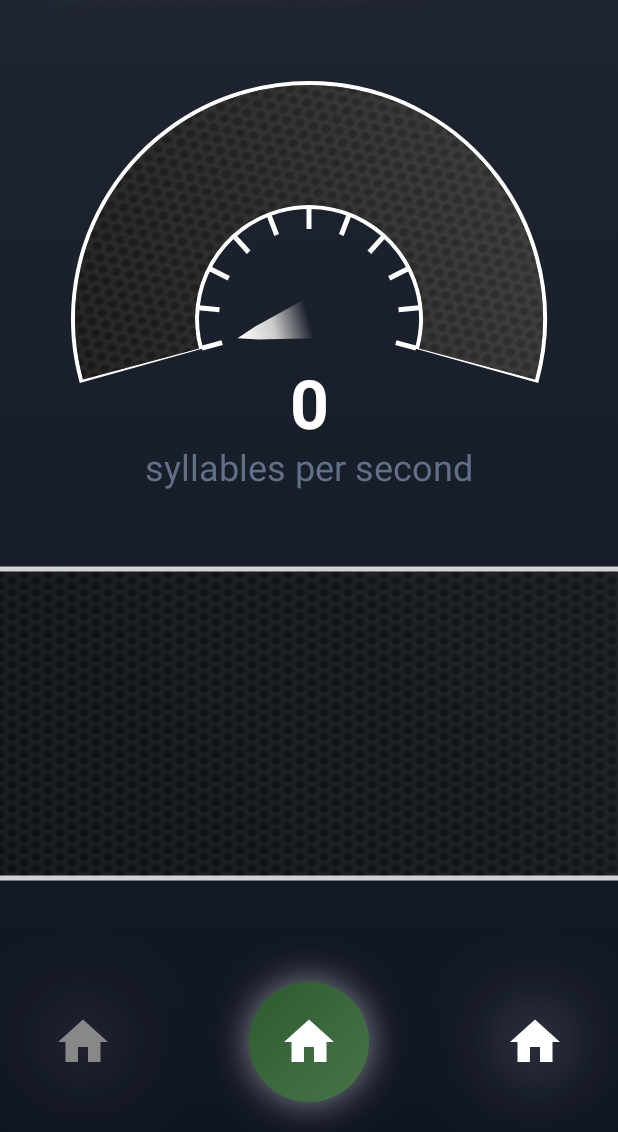
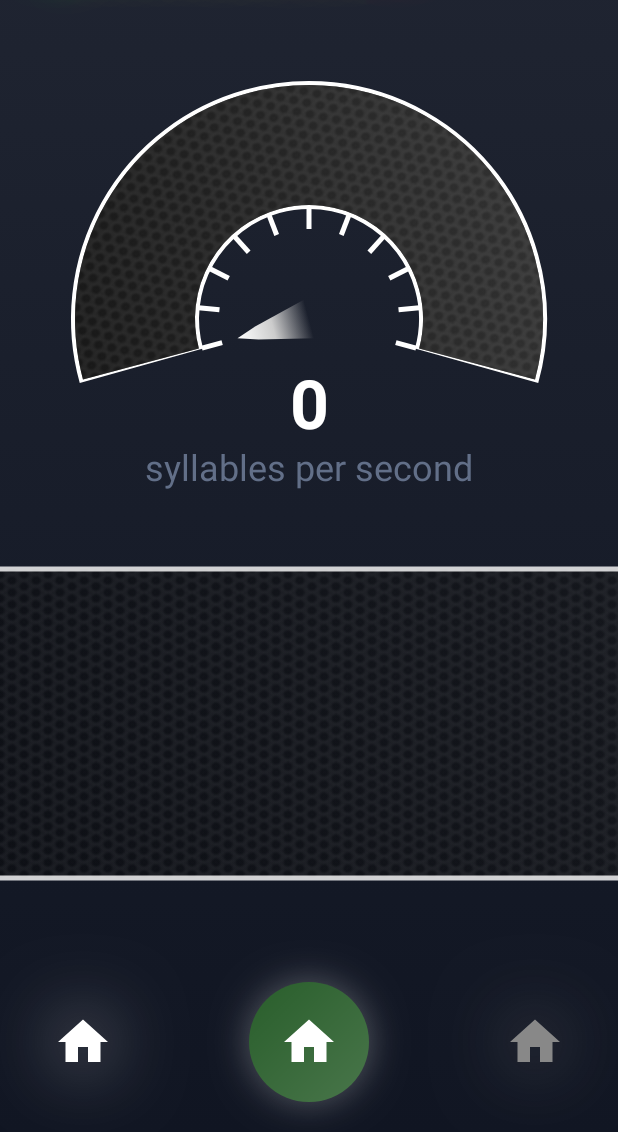
Before and after one commit to v-perfilev/TempoTalk, an Android app built with Jetpack Compose: the screen it shows after launch (MainActivity), on a phone screen of 412 x 824 dp, the part 104-1236 px from its top. Run offline under Robolectric (Android 15) with nearby library versions, the phone set to English and light mode, and no system bars; our stand-ins replace Dagger/Hilt's generated code, livedata-compose.

Commit message:
refactor: connect ViewModel with main screen buttons

```diff
--- a/app/src/main/java/com/persoff68/speechratemonitor/ui/main/MainScreen.kt
+++ b/app/src/main/java/com/persoff68/speechratemonitor/ui/main/MainScreen.kt
@@ -86,7 +86,12 @@ fun MainScreen(
                 size = 40.dp,
                 primaryColor = Color.Gray,
                 pressedColor = Color.White,
-                onClick = { viewModel.toggleIndicator() }
+                isPressed = showWaveform == true,
+                onClick = {
+                    if (showWaveform != true) {
+                        viewModel.toggleIndicator()
+                    }
+                }
             )
 
             RoundButton(
@@ -110,8 +115,12 @@ fun MainScreen(
                 size = 40.dp,
                 primaryColor = Color.Gray,
                 pressedColor = Color.White,
-                isPressed = true,
-                onClick = { }
+                isPressed = showWaveform == false,
+                onClick = {
+                    if (showWaveform != false) {
+                        viewModel.toggleIndicator()
+                    }
+                }
             )
         }
     }
--- a/app/src/main/java/com/persoff68/speechratemonitor/ui/main/MainViewModel.kt
+++ b/app/src/main/java/com/persoff68/speechratemonitor/ui/main/MainViewModel.kt
@@ -1,5 +1,7 @@
 package com.persoff68.speechratemonitor.ui.main
 
+import androidx.lifecycle.LiveData
+import androidx.lifecycle.MutableLiveData
 import androidx.lifecycle.SavedStateHandle
 import androidx.lifecycle.ViewModel
 import dagger.hilt.android.lifecycle.HiltViewModel
@@ -9,8 +11,9 @@ import javax.inject.Inject
 class MainViewModel @Inject constructor(
     savedStateHandle: SavedStateHandle
 ) : ViewModel() {
-    private val _showWaveform = savedStateHandle.getLiveData("showWaveform", true)
-    val showWaveform = _showWaveform
+    private val _showWaveform: MutableLiveData<Boolean> =
+        savedStateHandle.getLiveData("showWaveform", true)
+    val showWaveform: LiveData<Boolean> = _showWaveform
 
     fun toggleIndicator() {
         _showWaveform.value = !(_showWaveform.value ?: true)
--- a/app/src/main/java/com/persoff68/speechratemonitor/ui/shared/roundbutton/RoundButton.kt
+++ b/app/src/main/java/com/persoff68/speechratemonitor/ui/shared/roundbutton/RoundButton.kt
@@ -95,14 +95,14 @@ fun RoundButton(
 
         Button(
             modifier = Modifier
-                .roundShadow(color = Color.White.copy(alpha = 0.5f), blurRadius = buttonSize / 4)
+                .roundShadow(color = Color.White.copy(alpha = 0.3f), blurRadius = buttonSize / 4)
                 .size(buttonSize)
                 .background(color, shape = RoundedCornerShape(100))
                 .background(
                     Brush.linearGradient(
                         listOf(
-                            Color.DarkGray.copy(alpha = 0.1f),
-                            Color.LightGray.copy(alpha = 0.2f)
+                            Color.Transparent,
+                            Color.White.copy(alpha = 0.15f)
                         ),
                         start = Offset.Zero,
                         end = Offset.Infinite
```
